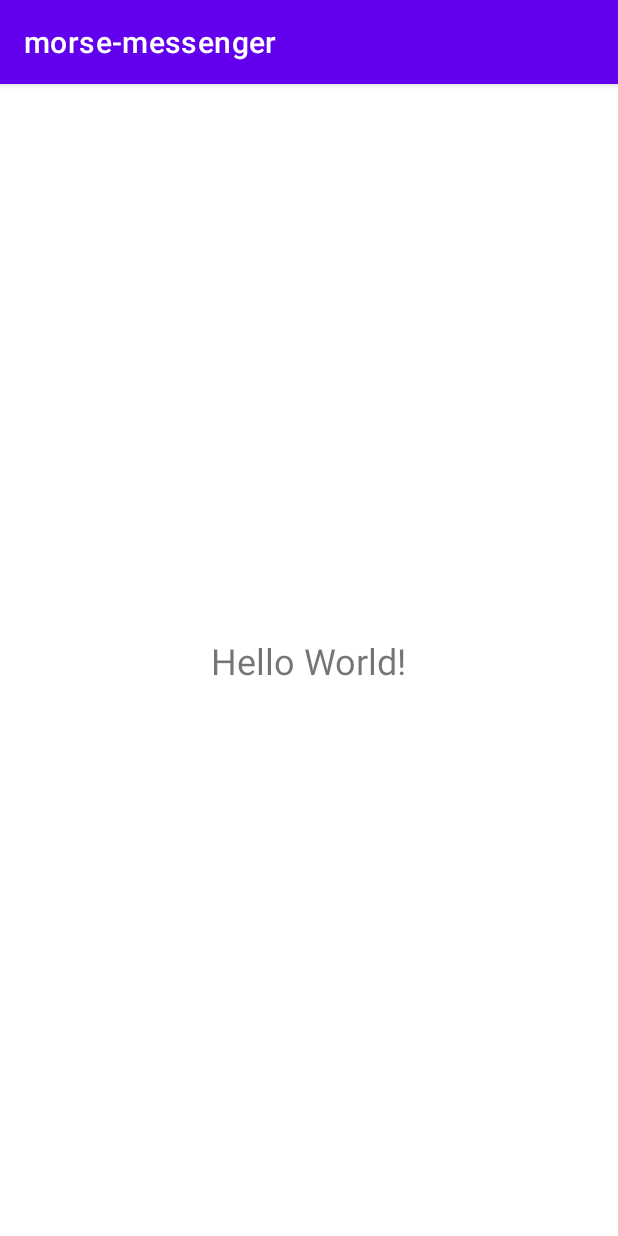
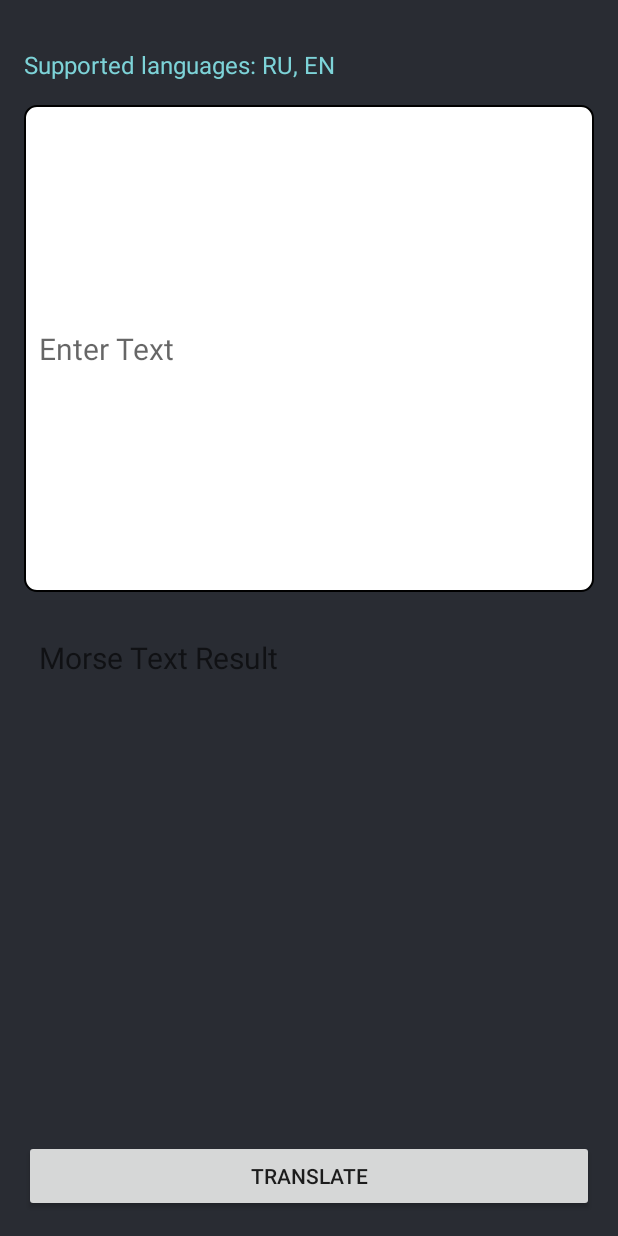
Before and after one commit to lovesomesosa/morse-messenger, an Android app: the screen it shows after launch (MainActivity), on a phone screen of 412 x 824 dp. Run offline under Robolectric (Android 15) with nearby library versions, the phone set to English and light mode, and no system bars.

Commit message:
added morse translating

```diff
--- /dev/null
+++ b/App/app/src/main/res/drawable/et_morse.xml
@@ -0,0 +1,6 @@
+<?xml version="1.0" encoding="utf-8"?>
+<shape xmlns:android="http://schemas.android.com/apk/res/android">
+    <solid android:color="#FFFFFF" />
+    <corners android:radius="8dp" />
+    <stroke android:width="1dp" android:color="#000000" />
+</shape>
--- a/App/app/src/main/res/layout/activity_main.xml
+++ b/App/app/src/main/res/layout/activity_main.xml
@@ -1,17 +1,48 @@
 <?xml version="1.0" encoding="utf-8"?>
-<androidx.constraintlayout.widget.ConstraintLayout xmlns:android="http://schemas.android.com/apk/res/android"
-    xmlns:app="http://schemas.android.com/apk/res-auto"
+<LinearLayout xmlns:android="http://schemas.android.com/apk/res/android"
     android:layout_width="match_parent"
-    android:layout_height="match_parent">
+    android:layout_height="match_parent"
+    android:orientation="vertical"
+    android:padding="16dp"
+    android:background="@color/colorBackground">
 
     <TextView
         android:layout_width="wrap_content"
         android:layout_height="wrap_content"
-        android:text="Hello World!"
-        android:textSize="24sp"
-        app:layout_constraintBottom_toBottomOf="parent"
-        app:layout_constraintLeft_toLeftOf="parent"
-        app:layout_constraintRight_toRightOf="parent"
-        app:layout_constraintTop_toTopOf="parent" />
+        android:layout_marginTop="16dp"
+        android:text="Supported languages: RU, EN"
+        android:textSize="16sp"
+        android:textColor="@color/colorAccent" />
 
-</androidx.constraintlayout.widget.ConstraintLayout>
+    <EditText
+        android:id="@+id/input_edit_text"
+        android:layout_width="match_parent"
+        android:layout_height="0dp"
+        android:layout_weight="1"
+        android:layout_marginTop="16dp"
+        android:hint="Enter Text"
+        android:textSize="20sp"
+        android:padding="10dp"
+        android:inputType="text"
+        android:background="@drawable/et_morse" />
+
+    <TextView
+        android:id="@+id/output_text_view"
+        android:layout_width="match_parent"
+        android:layout_height="0dp"
+        android:layout_weight="1"
+        android:layout_marginTop="20dp"
+        android:hint="Morse Text Result"
+        android:textSize="20sp"
+        android:padding="10dp"
+        android:textColor="@color/colorAccent" />
+
+    <Button
+        android:id="@+id/translate_button"
+        android:layout_width="match_parent"
+        android:layout_height="wrap_content"
+        android:layout_marginTop="20dp"
+        android:paddingHorizontal="32dp"
+        android:text="Translate" />
+
+</LinearLayout>
--- a/App/app/src/main/res/values-night/themes.xml
+++ /dev/null
@@ -1,16 +0,0 @@
-<resources xmlns:tools="http://schemas.android.com/tools">
-    <!-- Base application theme. -->
-    <style name="Theme.Morsemessenger" parent="Theme.MaterialComponents.DayNight.DarkActionBar">
-        <!-- Primary brand color. -->
-        <item name="colorPrimary">@color/purple_200</item>
-        <item name="colorPrimaryVariant">@color/purple_700</item>
-        <item name="colorOnPrimary">@color/black</item>
-        <!-- Secondary brand color. -->
-        <item name="colorSecondary">@color/teal_200</item>
-        <item name="colorSecondaryVariant">@color/teal_200</item>
-        <item name="colorOnSecondary">@color/black</item>
-        <!-- Status bar color. -->
-        <item name="android:statusBarColor">?attr/colorPrimaryVariant</item>
-        <!-- Customize your theme here. -->
-    </style>
-</resources>
--- a/App/app/src/main/res/values/colors.xml
+++ b/App/app/src/main/res/values/colors.xml
@@ -1,10 +1,5 @@
 <?xml version="1.0" encoding="utf-8"?>
 <resources>
-    <color name="purple_200">#FFBB86FC</color>
-    <color name="purple_500">#FF6200EE</color>
-    <color name="purple_700">#FF3700B3</color>
-    <color name="teal_200">#FF03DAC5</color>
-    <color name="teal_700">#FF018786</color>
-    <color name="black">#FF000000</color>
-    <color name="white">#FFFFFFFF</color>
+    <color name="colorBackground">#292C33</color>
+    <color name="colorAccent">#7DD3D8</color>
 </resources>
--- /dev/null
+++ b/App/app/src/main/res/values/styles.xml
@@ -0,0 +1,8 @@
+<?xml version="1.0" encoding="utf-8"?>
+<resources>
+    <style name="AppTheme" parent="Theme.AppCompat.Light.NoActionBar">
+        <item name="colorPrimary">@color/colorAccent</item>
+        <item name="colorPrimaryDark">@color/colorBackground</item>
+        <item name="colorAccent">@color/colorAccent</item>
+    </style>
+</resources>
--- a/App/app/src/main/res/values/themes.xml
+++ /dev/null
@@ -1,16 +0,0 @@
-<resources xmlns:tools="http://schemas.android.com/tools">
-    <!-- Base application theme. -->
-    <style name="Theme.Morsemessenger" parent="Theme.MaterialComponents.DayNight.DarkActionBar">
-        <!-- Primary brand color. -->
-        <item name="colorPrimary">@color/purple_500</item>
-        <item name="colorPrimaryVariant">@color/purple_700</item>
-        <item name="colorOnPrimary">@color/white</item>
-        <!-- Secondary brand color. -->
-        <item name="colorSecondary">@color/teal_200</item>
-        <item name="colorSecondaryVariant">@color/teal_700</item>
-        <item name="colorOnSecondary">@color/black</item>
-        <!-- Status bar color. -->
-        <item name="android:statusBarColor">?attr/colorPrimaryVariant</item>
-        <!-- Customize your theme here. -->
-    </style>
-</resources>
```
Also changed, not shown: App/app/src/main/AndroidManifest.xml (+3 -6 lines), App/app/src/main/java/com/example/morse_messenger/MainActivity.java (+129 -1 lines).
